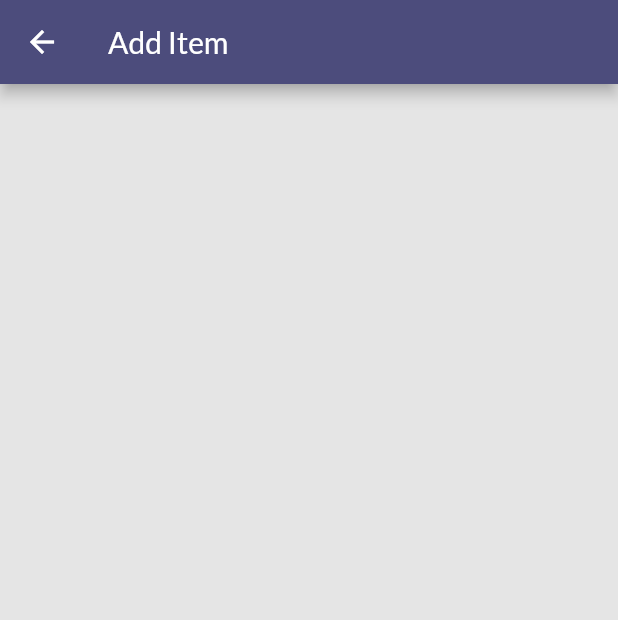
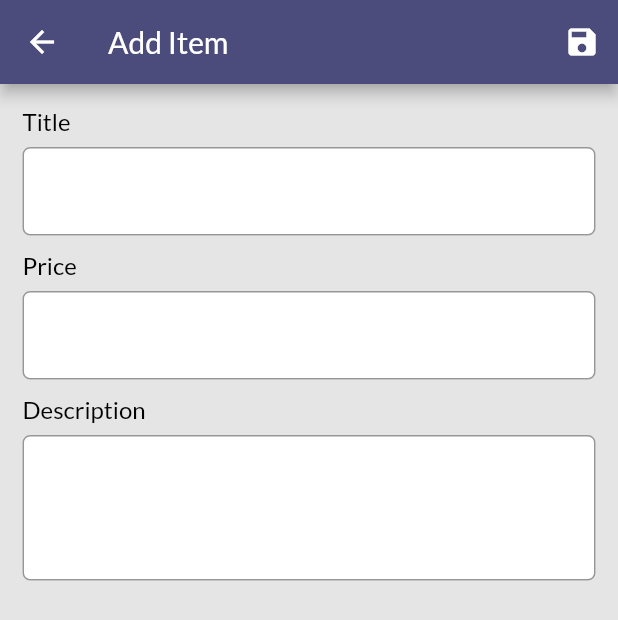
Before and after one commit to MOHAB28/rarecrew-task, a Flutter app: the AddEditItemView screen opened by its route, on a phone screen of 412 x 824 dp. Shown: the top 620 px of the screen. Run offline on Flutter 3.47's test engine with Material 2 defaults, Android fonts, the phone set to English and light mode, and no system bars; our stand-ins replace flutter_riverpod, shared_preferences; accounts and stored records are empty.

Commit message:
added add, edit, delete item

```diff
--- a/lib/core/router/app_router.dart
+++ b/lib/core/router/app_router.dart
@@ -29,7 +29,12 @@ class AppRouter {
       case AppRouterNames.homeRouteName:
         return MaterialPageRoute(builder: (_) => const HomeView());
       case AppRouterNames.addRouteName:
-        return MaterialPageRoute(builder: (_) => const AddEditItemView());
+        String? productId = settings.arguments as String?;
+        return MaterialPageRoute(
+          builder: (_) => AddEditItemView(
+            itemId: productId,
+          ),
+        );
       case AppRouterNames.profileRouteName:
         return CupertinoPageRoute(builder: (_) => const ProfileView());
       default:
--- a/lib/core/widgets/custom_alert_dialog.dart
+++ b/lib/core/widgets/custom_alert_dialog.dart
@@ -5,16 +5,20 @@ class CustomAlertDialog extends StatelessWidget {
     Key? key,
     required this.ctx,
     required this.message,
+    this.title = 'An Error Occurred!',
+    this.actions,
   }) : super(key: key);
   final BuildContext ctx;
   final String message;
+  final String title;
+  final List<Widget>? actions;
 
   @override
   Widget build(BuildContext context) {
     return AlertDialog(
-      title: const Text('An Error Occurred!'),
+      title: Text(title),
       content: Text(message),
-      actions: <Widget>[
+      actions: actions ?? [
               TextButton(
                 child: const Text('Okay'),
                 onPressed: () {
--- a/lib/core/widgets/custom_text_form_field.dart
+++ b/lib/core/widgets/custom_text_form_field.dart
@@ -1,4 +1,3 @@
-// ignore_for_file: public_member_api_docs, sort_constructors_first
 import 'package:flutter/material.dart';
 
 import 'custom_text_builder.dart';
@@ -8,16 +7,22 @@ class CustomTextFormField extends StatelessWidget {
     Key? key,
     required this.title,
     required this.hintText,
+    this.initialValue,
     this.obscureText = false,
+    this.maxLines,
     required this.keyboardType,
+    this.onSaved,
     this.textInputAction = TextInputAction.next,
     this.controller,
     this.validator,
   }) : super(key: key);
   final String title;
   final String hintText;
+  final String? initialValue;
   final bool obscureText;
+  final int? maxLines;
   final TextInputType keyboardType;
+  final void Function(String?)? onSaved;
   final TextInputAction textInputAction;
   final TextEditingController? controller;
   final String? Function(String?)? validator;
@@ -30,7 +35,10 @@ class CustomTextFormField extends StatelessWidget {
         const SizedBox(height: 8.0),
         TextFormField(
           controller: controller,
+          initialValue: initialValue,
           keyboardType: keyboardType,
+          onSaved: onSaved,
+          maxLines: maxLines,
           obscureText: obscureText,
           textInputAction: textInputAction,
           decoration: InputDecoration(
--- a/lib/presentation/add_edit_item/add_edit_item_view.dart
+++ b/lib/presentation/add_edit_item/add_edit_item_view.dart
@@ -1,19 +1,162 @@
 import 'package:flutter/material.dart';
 import 'package:flutter_riverpod/flutter_riverpod.dart';
 
+import '../../core/widgets/custom_text_form_field.dart';
+import '../home/home_viewmodel.dart';
+import '../home/model.dart';
+
 class AddEditItemView extends ConsumerStatefulWidget {
-  const AddEditItemView({super.key});
+  const AddEditItemView({
+    super.key,
+    this.itemId,
+  });
+  final String? itemId;
 
   @override
   ConsumerState<AddEditItemView> createState() => _AddEditItemState();
 }
 
 class _AddEditItemState extends ConsumerState<AddEditItemView> {
+  bool _isInit = true;
+  ItemModel _loadedItem = ItemModel(
+    description: '',
+    id: null,
+    price: 0,
+    title: '',
+  );
+  Map<String, dynamic> _initValues = {
+    'title': '',
+    'description': '',
+    'price': ''
+  };
+  final _formKey = GlobalKey<FormState>();
+
+  @override
+  void didChangeDependencies() {
+    if (_isInit) {
+      if (widget.itemId != null) {
+        _loadedItem = ref.watch(homeViewmodel).findItemById(widget.itemId!);
+        _initValues = {
+          'title': _loadedItem.title,
+          'description': _loadedItem.description,
+          'price': _loadedItem.price,
+        };
+      }
+    }
+    _isInit = false;
+    super.didChangeDependencies();
+  }
+
+  void _saveForm() {
+    final isValid = _formKey.currentState!.validate();
+    if (!isValid) {
+      return;
+    }
+    _formKey.currentState!.save();
+    _loadedItem.id != null
+        ? ref.watch(homeViewmodel).updateItem(
+              widget.itemId!,
+              ItemInput(
+                description: _loadedItem.description,
+                price: _loadedItem.price,
+                title: _loadedItem.title,
+              ),
+            )
+        : ref.watch(homeViewmodel).addItem(
+              ItemInput(
+                description: _loadedItem.description,
+                price: _loadedItem.price,
+                title: _loadedItem.title,
+              ),
+            );
+    Navigator.of(context).pop();
+  }
+
   @override
   Widget build(BuildContext context) {
     return Scaffold(
       appBar: AppBar(
-        title: const Text('Add Item'),
+        title: Text(_loadedItem.id != null ? 'Edit Item' : 'Add Item'),
+        actions: [
+          IconButton(
+            onPressed: _saveForm,
+            icon: const Icon(Icons.save),
+          ),
+        ],
+      ),
+      body: Form(
+        key: _formKey,
+        child: SingleChildScrollView(
+          padding: const EdgeInsets.all(15.0),
+          child: Column(
+            children: [
+              CustomTextFormField(
+                title: 'Title',
+                hintText: '',
+                keyboardType: TextInputType.text,
+                initialValue: _initValues['title'],
+                onSaved: (val) {
+                  _loadedItem = ItemModel(
+                    id: _loadedItem.id,
+                    title: val!,
+                    description: _loadedItem.description,
+                    price: _loadedItem.price,
+                  );
+                },
+                validator: (val) {
+                  if (val!.isEmpty || val.length <= 4) {
+                    return 'Enter item\'s title greater than 4';
+                  }
+                  return null;
+                },
+              ),
+              const SizedBox(height: 10.0),
+              CustomTextFormField(
+                title: 'Price',
+                hintText: '',
+                keyboardType: TextInputType.number,
+                initialValue: _initValues['price'].toString(),
+                onSaved: (val) {
+                  _loadedItem = ItemModel(
+                    id: _loadedItem.id,
+                    title: _loadedItem.title,
+                    description: _loadedItem.description,
+                    price: double.parse(val!),
+                  );
+                },
+                validator: (val) {
+                  if (val!.isEmpty || double.parse(val) <= 0) {
+                    return 'Enter a valid price';
+                  }
+                  return null;
+                },
+              ),
+              const SizedBox(height: 10.0),
+              CustomTextFormField(
+                title: 'Description',
+                hintText: '',
+                maxLines: 3,
+                textInputAction: TextInputAction.newline,
+                keyboardType: TextInputType.multiline,
+                initialValue: _initValues['description'],
+                onSaved: (val) {
+                  _loadedItem = ItemModel(
+                    id: _loadedItem.id,
+                    title: _loadedItem.title,
+                    description: val!,
+                    price: _loadedItem.price,
+                  );
+                },
+                validator: (val) {
+                  if (val!.isEmpty || val.length < 10) {
+                    return 'Enter a valid description greater than 10';
+                  }
+                  return null;
+                },
+              ),
+            ],
+          ),
+        ),
       ),
     );
   }
--- a/lib/presentation/home/home_viewmodel.dart
+++ b/lib/presentation/home/home_viewmodel.dart
@@ -27,6 +27,10 @@ class HomeViewmodel with ChangeNotifier {
   ];
 
   List<ItemModel> get items => [..._items];
+
+  ItemModel findItemById(String id) {
+    return _items.firstWhere((element) => element.id == id);
+  }
 
   void addItem(ItemInput item) {
     ItemModel newItem = ItemModel(
--- a/lib/presentation/home/model.dart
+++ b/lib/presentation/home/model.dart
@@ -1,5 +1,5 @@
 class ItemModel {
-  final String id;
+  final String? id;
   final String title;
   final String description;
   final double price;
```
Also changed, not shown: lib/presentation/home/home_view.dart (+34 -4 lines). Lines whose indentation alone changed are shown as unchanged.
